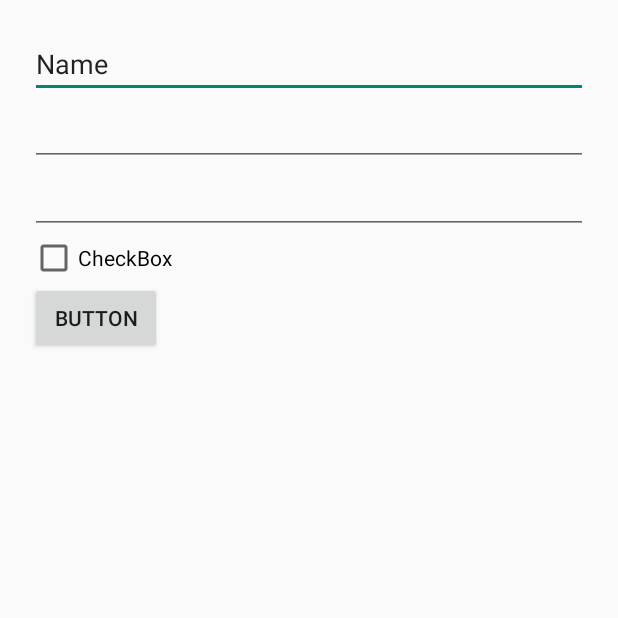
After one commit to DevilDeveloper7/Hookah, an Android app: the Sign_up screen opened directly, with no data from a screen before it, on a phone screen of 412 x 824 dp, the top half of it. The commit adds this screen. Run offline under Robolectric (Android 15) with nearby library versions, the phone set to English and light mode, and no system bars.

Commit message:
Create xml files
do changes in manifest, create some xml layoutes

```diff
--- a/app/build.gradle
+++ b/app/build.gradle
@@ -34,6 +34,7 @@ dependencies {
     implementation 'com.google.android.material:material:1.3.0'
     implementation 'androidx.constraintlayout:constraintlayout:2.0.4'
     implementation "androidx.cardview:cardview:1.0.0"
+    implementation 'androidx.gridlayout:gridlayout:1.0.0'
 
     testImplementation 'junit:junit:4.13.2'
 
--- /dev/null
+++ b/app/src/main/java/com/example/hookah/Sign_up.java
@@ -0,0 +1,17 @@
+package com.example.hookah;
+
+import androidx.appcompat.app.AppCompatActivity;
+
+import android.os.Bundle;
+import android.view.WindowManager;
+
+public class Sign_up extends AppCompatActivity {
+
+    @Override
+    protected void onCreate(Bundle savedInstanceState) {
+        super.onCreate(savedInstanceState);
+        getWindow ().setFlags (WindowManager.LayoutParams.FLAG_FULLSCREEN,
+                WindowManager.LayoutParams.FLAG_FULLSCREEN);
+        setContentView(R.layout.activity_sign_up);
+    }
+}
--- a/app/src/main/res/layout/activity_main.xml
+++ b/app/src/main/res/layout/activity_main.xml
@@ -58,10 +58,10 @@
             android:layout_marginEnd="10dp"
             android:layout_marginRight="10dp"
             android:layout_weight="1"
+            android:background="@drawable/btn_ripple"
+            android:onClick="@string/fab_transformation_sheet_behavior"
             android:text="@string/button_sign_up"
-            android:background="@drawable/btn_ripple"
-            android:textColor="@color/light_grey"
-            />
+            android:textColor="@color/light_grey" />
 
 
         <Button
--- /dev/null
+++ b/app/src/main/res/layout/activity_sign_up.xml
@@ -0,0 +1,53 @@
+<?xml version="1.0" encoding="utf-8"?>
+<RelativeLayout
+    xmlns:android="http://schemas.android.com/apk/res/android"
+    xmlns:app="http://schemas.android.com/apk/res-auto"
+    android:layout_width="match_parent"
+    android:layout_height="match_parent"
+    app:cardElevation="10dp">
+    <LinearLayout
+        android:layout_width="match_parent"
+        android:layout_height="wrap_content"
+        android:layout_margin="20dp"
+        android:orientation="vertical"
+
+
+        >
+
+        <EditText
+            android:id="@+id/editTextTextPersonName2"
+            android:layout_width="match_parent"
+            android:layout_height="wrap_content"
+            android:ems="10"
+            android:inputType="textPersonName"
+            android:text="Name" />
+
+        <EditText
+            android:id="@+id/editTextTextPassword"
+            android:layout_width="match_parent"
+            android:layout_height="wrap_content"
+            android:ems="10"
+            android:inputType="textPassword" />
+
+        <EditText
+            android:id="@+id/editTextTextPassword2"
+            android:layout_width="match_parent"
+            android:layout_height="wrap_content"
+            android:ems="10"
+            android:inputType="textPassword" />
+
+        <CheckBox
+            android:id="@+id/checkBox"
+            android:layout_width="match_parent"
+            android:layout_height="wrap_content"
+            android:text="CheckBox" />
+
+        <Button
+            android:id="@+id/button"
+            android:layout_width="wrap_content"
+            android:layout_height="wrap_content"
+            android:text="Button" />
+    </LinearLayout>
+
+
+</RelativeLayout>
--- /dev/null
+++ b/app/src/main/res/layout/questions_window.xml
@@ -0,0 +1,3 @@
+<?xml version="1.0" encoding="utf-8"?>
+<RelativeLayout xmlns:android="http://schemas.android.com/apk/res/android"
+    android:layout_width="match_parent" android:layout_height="match_parent"/>
```
Also changed, not shown: app/src/main/AndroidManifest.xml (+11 -1 lines), app/src/main/java/com/example/hookah/Sign_in.java (added, +17 -0 lines), app/src/main/res/layout/activity_signin.xml (added, +39 -0 lines), app/src/main/res/layout/signup_window.xml (deleted, +0 -19 lines).
